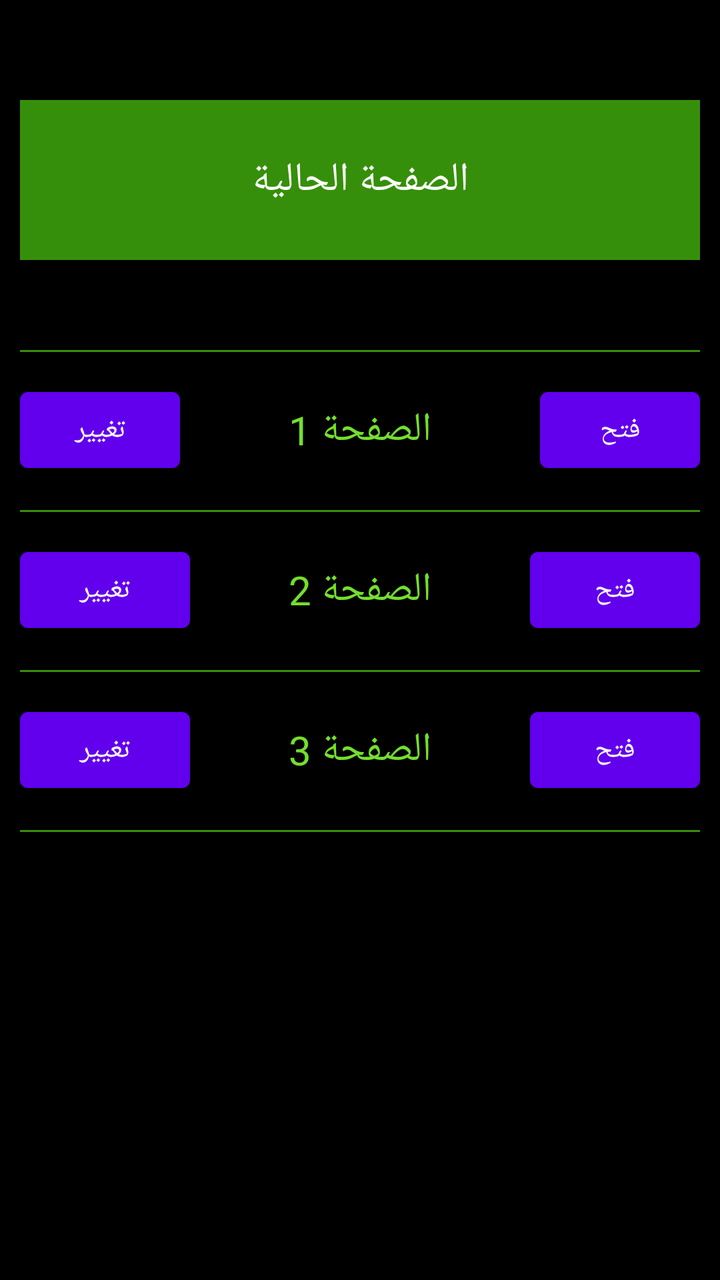
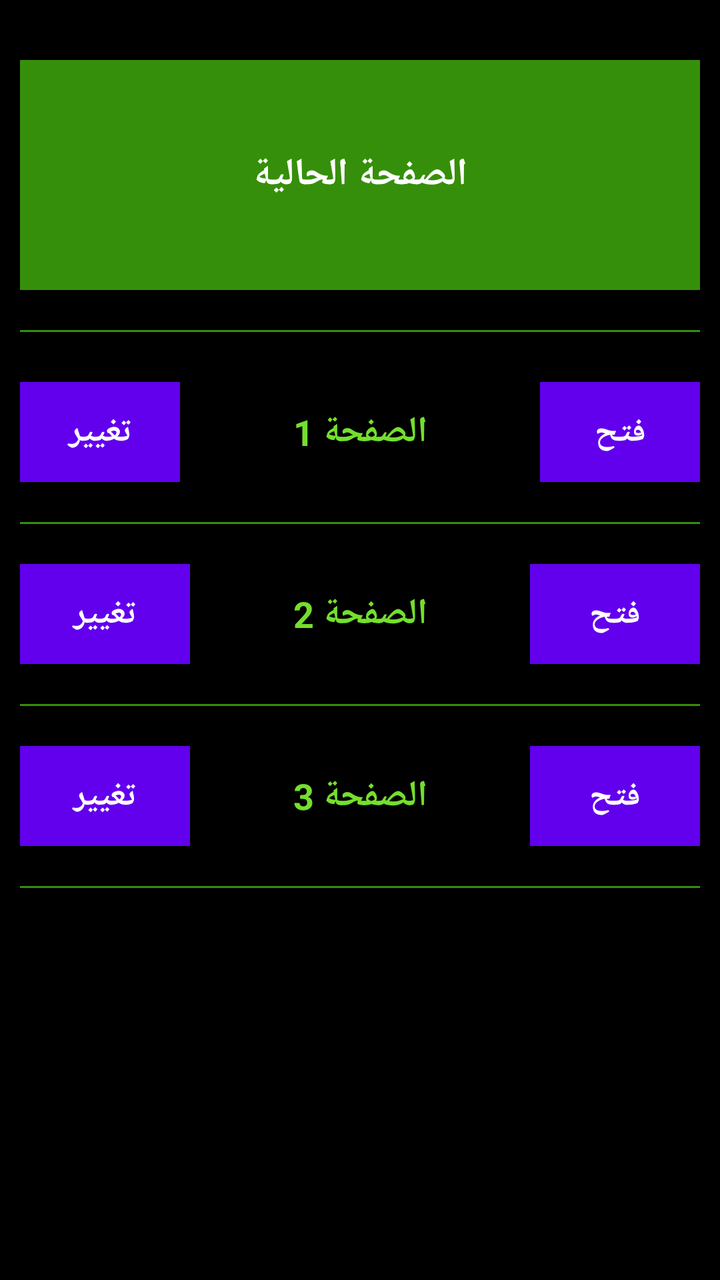

Screens rendered from an Android XML layout before and after an edit, with the pre-edit source and the edit as a unified diff.
<!-- AndroidManifest.xml: fallback theme Theme.MaterialComponents.DayNight.NoActionBar -->
<!-- res/layout/landmark.xml -->
<?xml version="1.0" encoding="utf-8"?>
<RelativeLayout xmlns:tools="http://schemas.android.com/tools"
    android:gravity="center_horizontal"
    android:orientation="vertical"
    android:id="@+id/LinearLayout1"
    android:layout_width="fill_parent"
    android:layout_height="fill_parent"
    android:background="#000000"
    xmlns:android="http://schemas.android.com/apk/res/android">

        <LinearLayout
            android:id="@+id/ll_0"
            android:layout_width="match_parent"
            android:layout_height="80dp"
            android:gravity="center"
            android:layout_marginTop="50dp"
            android:background="#368f0a"
            android:layout_marginRight="10dp"
            android:layout_marginLeft="10dp"
            >

            <TextView
                android:id="@+id/tv_pc"
                android:layout_width="fill_parent"
                android:layout_height="80dp"
                android:text="الصفحة الحالية"
                android:gravity="center"
                android:textSize="20dp"
                android:textColor="#ffffff"
                />

        </LinearLayout>


    <View
        android:layout_width="match_parent"
        android:layout_height="1dp"
        android:background="#368f0a"
        android:layout_below="@+id/ll_0"
        android:layout_marginTop="45dp"
        android:layout_marginRight="10dp"
        android:layout_marginLeft="10dp"
        />
    <LinearLayout
        android:id="@+id/ll_1"
        android:layout_width="match_parent"
        android:layout_height="70dp"
        android:layout_below="@+id/ll_0"
        android:gravity="center"
        android:layout_marginTop="50dp"
        android:background="#000000"
        android:layout_marginRight="10dp"
        android:layout_marginLeft="10dp"
       >

        <Button
            android:id="@+id/btn_C1"
            android:layout_width="0dp"
            android:layout_height="50dp"
            android:layout_weight="1"
            android:text="تغيير"
            android:textColor="#ffffff"
            />
        <TextView
            android:id="@+id/tv_p1"
            android:layout_width="0dp"
            android:layout_height="70dp"
            android:layout_weight="2"
            android:text="الصفحة 1"
            android:gravity="center"
            android:textSize="20dp"
            android:textColor="#f977e42e"
            android:layout_marginRight="10dp"
            android:layout_marginLeft="10dp"
            />

        <Button
            android:id="@+id/btn_O1"
            android:layout_width="0dp"
            android:layout_height="50dp"
            android:layout_weight="1"
            android:text="فتح"
            android:textColor="#ffffff"
            />

    </LinearLayout>

    <View
        android:layout_width="match_parent"
        android:layout_height="1dp"
        android:background="#368f0a"
        android:layout_below="@+id/ll_1"
        android:layout_marginTop="5dp"
        android:layout_marginRight="10dp"
        android:layout_marginLeft="10dp"
        />

    <LinearLayout
        android:id="@+id/ll_2"
        android:layout_width="match_parent"
        android:layout_height="70dp"
        android:layout_below="@+id/ll_1"
        android:gravity="center"
        android:layout_marginTop="10dp"
        android:background="#000000"
        android:layout_marginRight="10dp"
        android:layout_marginLeft="10dp"
        >

        <Button
            android:id="@+id/btn_C2"
            android:layout_width="0dp"
            android:layout_height="50dp"
            android:layout_weight="1"
            android:text="تغيير"
            android:textColor="#ffffff"
            />
        <TextView
            android:id="@+id/tv_p2"
            android:layout_width="0dp"
            android:layout_height="70dp"
            android:layout_weight="2"
            android:text="الصفحة 2"
            android:gravity="center"
            android:textSize="20dp"
            android:textColor="#f977e42e"
            />

        <Button
            android:id="@+id/btn_O2"
            android:layout_width="0dp"
            android:layout_height="50dp"
            android:layout_weight="1"
            android:text="فتح"
            android:textColor="#ffffff"
            />

    </LinearLayout>

    <View
        android:layout_width="match_parent"
        android:layout_height="1dp"
        android:background="#368f0a"
        android:layout_below="@+id/ll_2"
        android:layout_marginTop="5dp"
        android:layout_marginRight="10dp"
        android:layout_marginLeft="10dp"
        />

    <LinearLayout
        android:id="@+id/ll_3"
        android:layout_width="match_parent"
        android:layout_height="70dp"
        android:layout_below="@+id/ll_2"
        android:gravity="center"
        android:layout_marginTop="10dp"
        android:background="#000000"
        android:layout_marginRight="10dp"
        android:layout_marginLeft="10dp"
        >

        <Button
            android:id="@+id/btn_C3"
            android:layout_width="0dp"
            android:layout_height="50dp"
            android:layout_weight="1"
            android:text="تغيير"
            android:textColor="#ffffff"
            />
        <TextView
            android:id="@+id/tv_p3"
            android:layout_width="0dp"
            android:layout_height="70dp"
            android:layout_weight="2"
            android:text="الصفحة 3"
            android:gravity="center"
            android:textSize="20dp"
            android:textColor="#f977e42e"
            />

        <Button
            android:id="@+id/btn_O3"
            android:layout_width="0dp"
            android:layout_height="50dp"
            android:layout_weight="1"
            android:text="فتح"
            android:textColor="#ffffff"
            />

    </LinearLayout>

    <View
        android:layout_width="match_parent"
        android:layout_height="1dp"
        android:background="#368f0a"
        android:layout_below="@+id/ll_3"
        android:layout_marginTop="5dp"
        android:layout_marginRight="10dp"
        android:layout_marginLeft="10dp"
        />
</RelativeLayout>
<!-- resources referenced by this layout -->
<resources>

</resources>

<!-- the commit's change to res/layout/landmark.xml (unified diff, before → after) -->
@@ -1,201 +1,219 @@
 <?xml version="1.0" encoding="utf-8"?>
-<RelativeLayout xmlns:tools="http://schemas.android.com/tools"
+<RelativeLayout xmlns:android="http://schemas.android.com/apk/res/android"
+    xmlns:tools="http://schemas.android.com/tools"
+    android:id="@+id/LinearLayout1"
+    android:layout_width="match_parent"
+    android:layout_height="match_parent"
+    android:background="#000000"
     android:gravity="center_horizontal"
-    android:orientation="vertical"
-    android:id="@+id/LinearLayout1"
-    android:layout_width="fill_parent"
-    android:layout_height="fill_parent"
-    android:background="#000000"
-    xmlns:android="http://schemas.android.com/apk/res/android">
-
-        <LinearLayout
-            android:id="@+id/ll_0"
+    android:orientation="vertical">
+
+    <LinearLayout
+        android:id="@+id/ll_0"
+        android:layout_width="match_parent"
+        android:layout_height="wrap_content"
+        android:minHeight="115dp"
+        android:layout_marginTop="30dp"
+        android:layout_marginLeft="10dp"
+        android:layout_marginRight="10dp"
+        android:background="#368f0a"
+        android:gravity="center"
+        android:padding="12dp">
+
+        <TextView
+            android:id="@+id/tv_pc"
             android:layout_width="match_parent"
-            android:layout_height="80dp"
-            android:gravity="center"
-            android:layout_marginTop="50dp"
-            android:background="#368f0a"
-            android:layout_marginRight="10dp"
-            android:layout_marginLeft="10dp"
-            >
-
-            <TextView
-                android:id="@+id/tv_pc"
-                android:layout_width="fill_parent"
-                android:layout_height="80dp"
-                android:text="الصفحة الحالية"
-                android:gravity="center"
-                android:textSize="20dp"
-                android:textColor="#ffffff"
-                />
-
-        </LinearLayout>
-
-
-    <View
-        android:layout_width="match_parent"
-        android:layout_height="1dp"
-        android:background="#368f0a"
+            android:layout_height="wrap_content"
+            android:gravity="center"
+            android:lineSpacingExtra="5dp"
+            android:text="الصفحة الحالية"
+            android:textColor="#ffffff"
+            android:textSize="19sp"
+            android:textStyle="bold" />
+
+    </LinearLayout>
+
+    <View
+        android:id="@+id/sep_0"
+        android:layout_width="match_parent"
+        android:layout_height="1dp"
         android:layout_below="@+id/ll_0"
-        android:layout_marginTop="45dp"
-        android:layout_marginRight="10dp"
-        android:layout_marginLeft="10dp"
-        />
+        android:layout_marginTop="20dp"
+        android:layout_marginLeft="10dp"
+        android:layout_marginRight="10dp"
+        android:background="#368f0a" />
+
     <LinearLayout
         android:id="@+id/ll_1"
         android:layout_width="match_parent"
         android:layout_height="70dp"
-        android:layout_below="@+id/ll_0"
-        android:gravity="center"
-        android:layout_marginTop="50dp"
+        android:layout_below="@+id/sep_0"
+        android:layout_marginTop="15dp"
+        android:layout_marginLeft="10dp"
+        android:layout_marginRight="10dp"
         android:background="#000000"
-        android:layout_marginRight="10dp"
-        android:layout_marginLeft="10dp"
-       >
+        android:gravity="center">
 
         <Button
             android:id="@+id/btn_C1"
             android:layout_width="0dp"
             android:layout_height="50dp"
             android:layout_weight="1"
+            android:background="#2d2d2d"
             android:text="تغيير"
             android:textColor="#ffffff"
-            />
+            android:textSize="17sp"
+            android:textStyle="bold" />
+
         <TextView
             android:id="@+id/tv_p1"
             android:layout_width="0dp"
             android:layout_height="70dp"
             android:layout_weight="2"
+            android:layout_marginLeft="10dp"
+            android:layout_marginRight="10dp"
+            android:gravity="center"
+            android:lineSpacingExtra="3dp"
             android:text="الصفحة 1"
-            android:gravity="center"
-            android:textSize="20dp"
             android:textColor="#f977e42e"
-            android:layout_marginRight="10dp"
-            android:layout_marginLeft="10dp"
-            />
+            android:textSize="18sp"
+            android:textStyle="bold" />
 
         <Button
             android:id="@+id/btn_O1"
             android:layout_width="0dp"
             android:layout_height="50dp"
             android:layout_weight="1"
+            android:background="#2d2d2d"
             android:text="فتح"
             android:textColor="#ffffff"
-            />
-
-    </LinearLayout>
-
-    <View
-        android:layout_width="match_parent"
-        android:layout_height="1dp"
-        android:background="#368f0a"
+            android:textSize="17sp"
+            android:textStyle="bold" />
+
+    </LinearLayout>
+
+    <View
+        android:id="@+id/sep_1"
+        android:layout_width="match_parent"
+        android:layout_height="1dp"
         android:layout_below="@+id/ll_1"
-        android:layout_marginTop="5dp"
-        android:layout_marginRight="10dp"
-        android:layout_marginLeft="10dp"
-        />
+        android:layout_marginTop="10dp"
+        android:layout_marginLeft="10dp"
+        android:layout_marginRight="10dp"
+        android:background="#368f0a" />
 
     <LinearLayout
         android:id="@+id/ll_2"
         android:layout_width="match_parent"
         android:layout_height="70dp"
-        android:layout_below="@+id/ll_1"
-        android:gravity="center"
-        android:layout_marginTop="10dp"
+        android:layout_below="@+id/sep_1"
+        android:layout_marginTop="10dp"
+        android:layout_marginLeft="10dp"
+        android:layout_marginRight="10dp"
         android:background="#000000"
-        android:layout_marginRight="10dp"
-        android:layout_marginLeft="10dp"
-        >
+        android:gravity="center">
 
         <Button
             android:id="@+id/btn_C2"
             android:layout_width="0dp"
             android:layout_height="50dp"
             android:layout_weight="1"
+            android:background="#2d2d2d"
             android:text="تغيير"
             android:textColor="#ffffff"
-            />
+            android:textSize="17sp"
+            android:textStyle="bold" />
+
         <TextView
             android:id="@+id/tv_p2"
             android:layout_width="0dp"
             android:layout_height="70dp"
             android:layout_weight="2"
+            android:gravity="center"
+            android:lineSpacingExtra="3dp"
             android:text="الصفحة 2"
-            android:gravity="center"
-            android:textSize="20dp"
             android:textColor="#f977e42e"
-            />
+            android:textSize="18sp"
+            android:textStyle="bold" />
 
         <Button
             android:id="@+id/btn_O2"
             android:layout_width="0dp"
             android:layout_height="50dp"
             android:layout_weight="1"
+            android:background="#2d2d2d"
             android:text="فتح"
             android:textColor="#ffffff"
-            />
-
-    </LinearLayout>
-
-    <View
-        android:layout_width="match_parent"
-        android:layout_height="1dp"
-        android:background="#368f0a"
+            android:textSize="17sp"
+            android:textStyle="bold" />
+
+    </LinearLayout>
+
+    <View
+        android:id="@+id/sep_2"
+        android:layout_width="match_parent"
+        android:layout_height="1dp"
         android:layout_below="@+id/ll_2"
-        android:layout_marginTop="5dp"
-        android:layout_marginRight="10dp"
-        android:layout_marginLeft="10dp"
-        />
+        android:layout_marginTop="10dp"
+        android:layout_marginLeft="10dp"
+        android:layout_marginRight="10dp"
+        android:background="#368f0a" />
 
     <LinearLayout
         android:id="@+id/ll_3"
         android:layout_width="match_parent"
         android:layout_height="70dp"
-        android:layout_below="@+id/ll_2"
-        android:gravity="center"
-        android:layout_marginTop="10dp"
+        android:layout_below="@+id/sep_2"
+        android:layout_marginTop="10dp"
+        android:layout_marginLeft="10dp"
+        android:layout_marginRight="10dp"
         android:background="#000000"
-        android:layout_marginRight="10dp"
-        android:layout_marginLeft="10dp"
-        >
+        android:gravity="center">
 
         <Button
             android:id="@+id/btn_C3"
             android:layout_width="0dp"
             android:layout_height="50dp"
             android:layout_weight="1"
+            android:background="#2d2d2d"
             android:text="تغيير"
             android:textColor="#ffffff"
-            />
+            android:textSize="17sp"
+            android:textStyle="bold" />
+
         <TextView
             android:id="@+id/tv_p3"
             android:layout_width="0dp"
             android:layout_height="70dp"
             android:layout_weight="2"
+            android:gravity="center"
+            android:lineSpacingExtra="3dp"
             android:text="الصفحة 3"
-            android:gravity="center"
-            android:textSize="20dp"
             android:textColor="#f977e42e"
-            />
+            android:textSize="18sp"
+            android:textStyle="bold" />
 
         <Button
             android:id="@+id/btn_O3"
             android:layout_width="0dp"
             android:layout_height="50dp"
             android:layout_weight="1"
+            android:background="#2d2d2d"
             android:text="فتح"
             android:textColor="#ffffff"
-            />
-
-    </LinearLayout>
-
-    <View
-        android:layout_width="match_parent"
-        android:layout_height="1dp"
-        android:background="#368f0a"
+            android:textSize="17sp"
+            android:textStyle="bold" />
+
+    </LinearLayout>
+
+    <View
+        android:id="@+id/sep_3"
+        android:layout_width="match_parent"
+        android:layout_height="1dp"
         android:layout_below="@+id/ll_3"
-        android:layout_marginTop="5dp"
-        android:layout_marginRight="10dp"
-        android:layout_marginLeft="10dp"
-        />
+        android:layout_marginTop="10dp"
+        android:layout_marginLeft="10dp"
+        android:layout_marginRight="10dp"
+        android:background="#368f0a" />
+
 </RelativeLayout>
